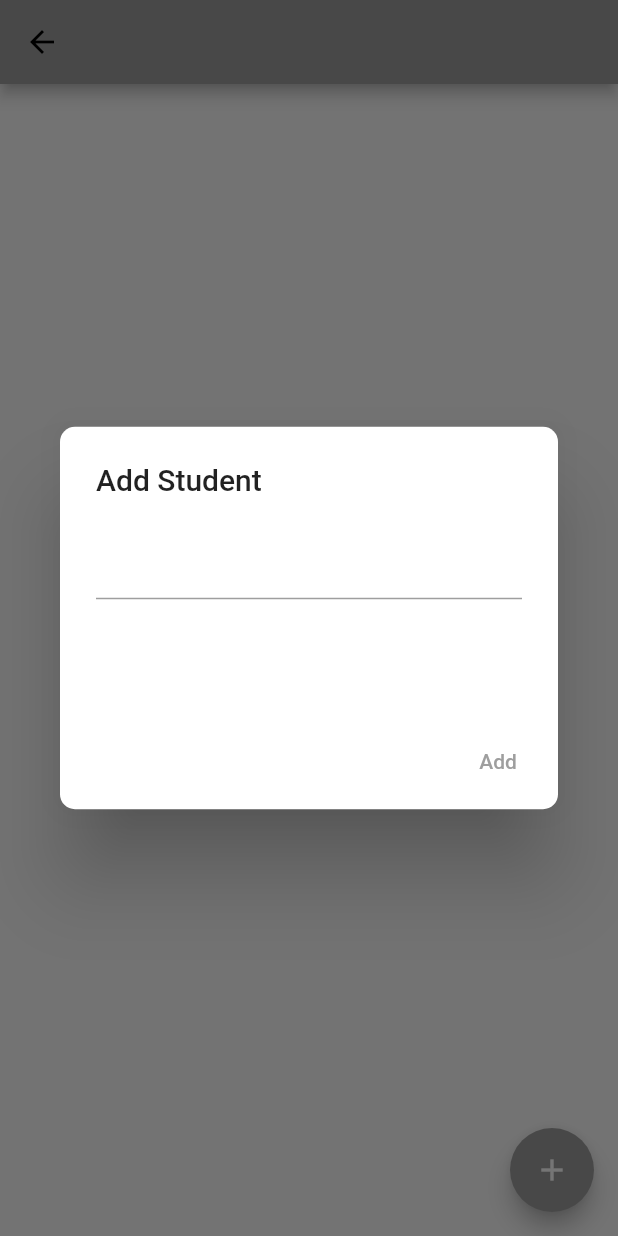
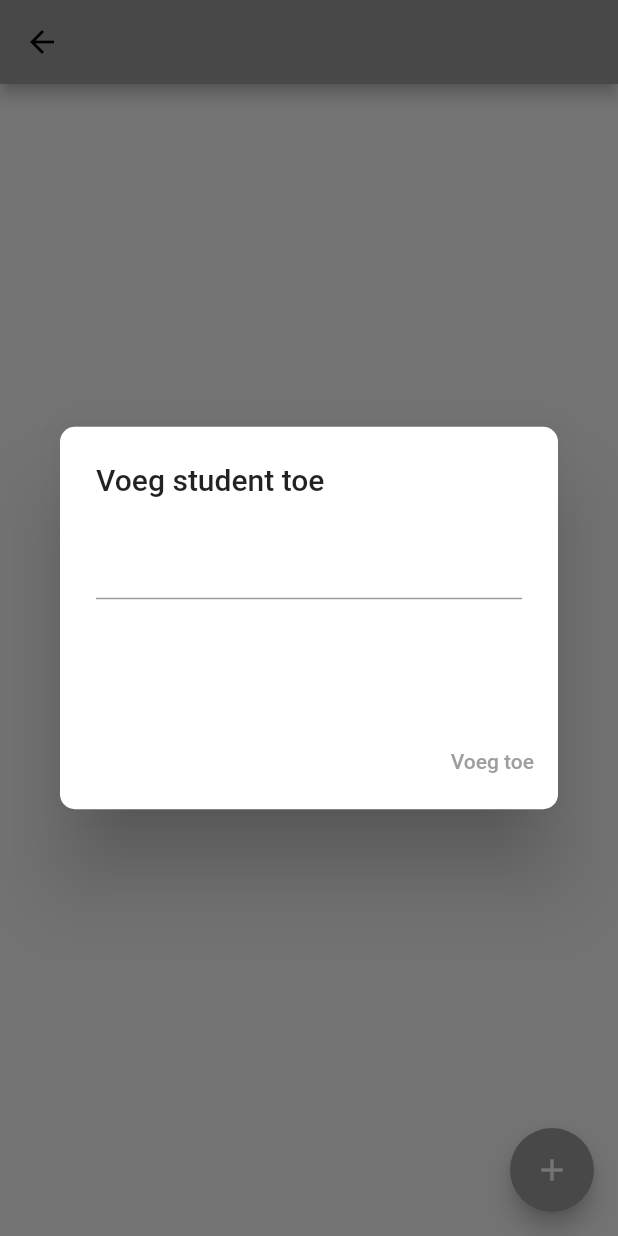
Before and after one commit to aybelss/Groep25, a Flutter app: the AddStudent screen opened directly, after a tap on the "add" icon, on a phone screen of 412 x 824 dp. Run offline on Flutter 3.47's test engine with Material 2 defaults, Android fonts, the phone set to English and light mode, and no system bars; our stand-ins replace cloud_firestore, firebase_auth, firebase_core, fluttertoast; accounts and stored records are empty.

Commit message:
kleine changes

```diff
--- a/Myproject/flutter_application_1/lib/screens/admin/student_screen/all_student.dart
+++ b/Myproject/flutter_application_1/lib/screens/admin/student_screen/all_student.dart
@@ -5,6 +5,7 @@ class AddStudent extends StatefulWidget {
   const AddStudent({Key? key}) : super(key: key);
 
   final String title = " ";
+  final String score = " ";
 
   @override
   State<AddStudent> createState() => _AddStudentState();
@@ -13,6 +14,7 @@ class AddStudent extends StatefulWidget {
 class _AddStudentState extends State<AddStudent> {
   List student = List.empty();
   String title = "";
+  String score = "";
   @override
   void initState() {
     super.initState();
@@ -25,6 +27,7 @@ class _AddStudentState extends State<AddStudent> {
 
     Map<String, String> StudentList = {
       "studentTitle": title,
+      "score": score,
     };
 
     documentReference
@@ -99,7 +102,7 @@ class _AddStudentState extends State<AddStudent> {
                 return AlertDialog(
                   shape: RoundedRectangleBorder(
                       borderRadius: BorderRadius.circular(10)),
-                  title: const Text("Add Student"),
+                  title: const Text("Voeg student toe"),
                   content: Container(
                     width: 400,
                     height: 100,
@@ -108,6 +111,7 @@ class _AddStudentState extends State<AddStudent> {
                         TextField(
                           onChanged: (String value) {
                             title = value;
+                            score = "0";
                           },
                         ),
                       ],
@@ -121,7 +125,7 @@ class _AddStudentState extends State<AddStudent> {
                           });
                           Navigator.of(context).pop();
                         },
-                        child: const Text("Add"))
+                        child: const Text("Voeg toe"))
                   ],
                 );
               });
```
Also changed, not shown: Myproject/flutter_application_1/lib/screens/student/exam_start.dart (added, +15 -0 lines), Myproject/flutter_application_1/lib/screens/student/student_start_screen.dart (+7 -0 lines).
